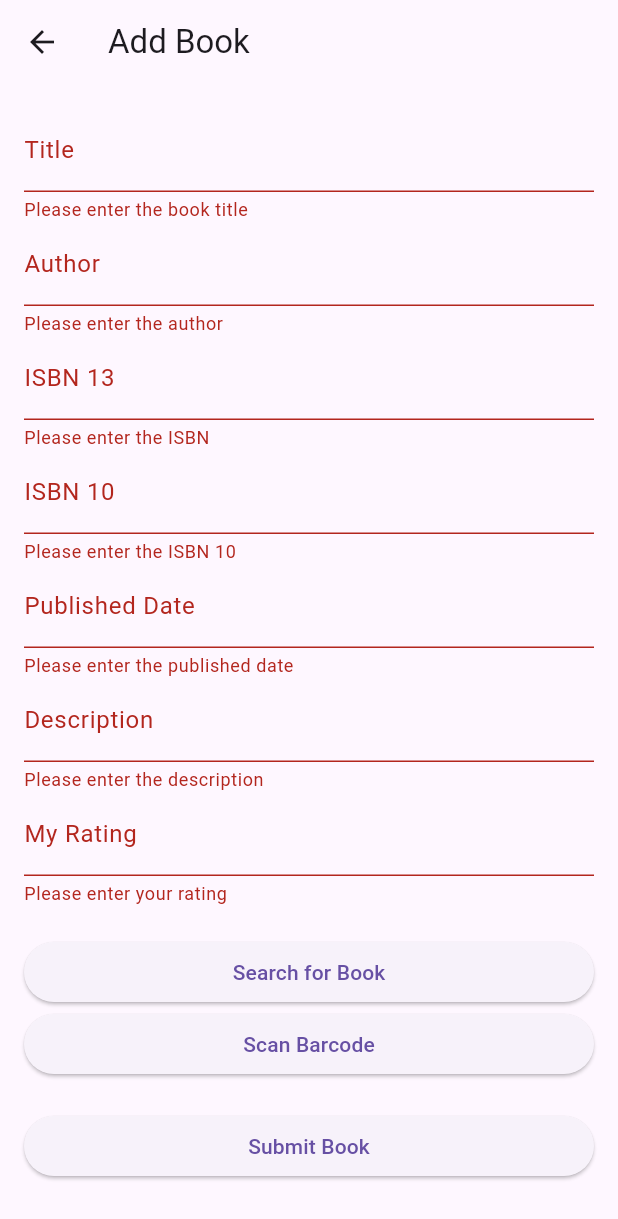
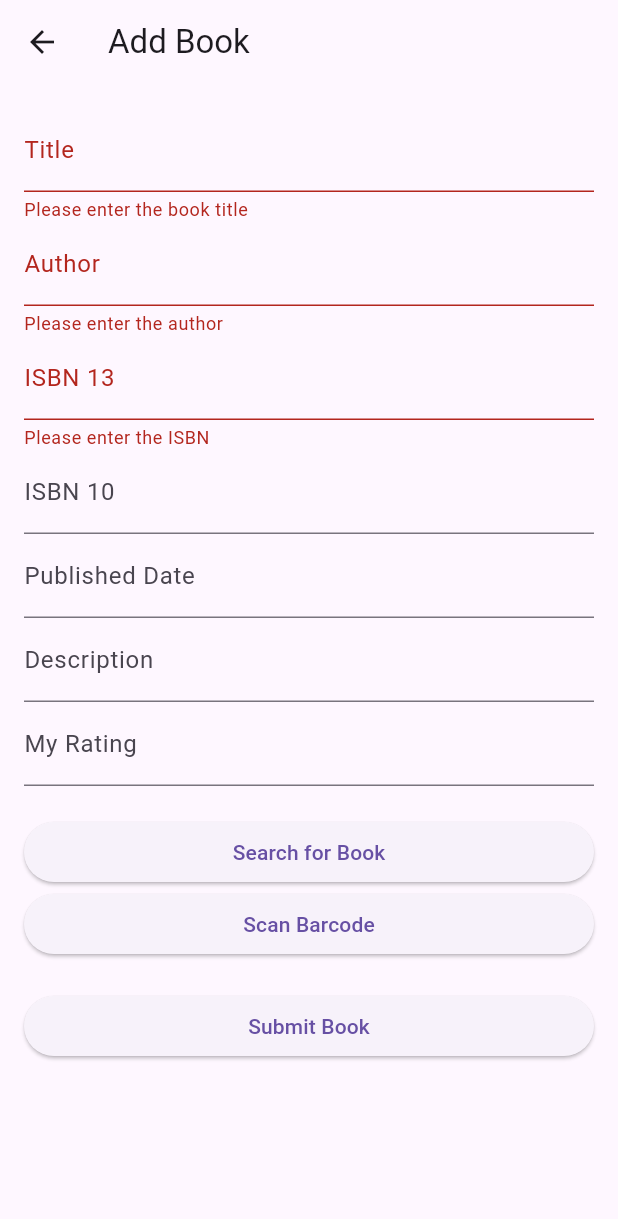
Before and after one commit to shnz99/flutter-library-app, a Flutter app: the AddBookScreen screen opened directly, after a tap on "Submit Book", on a phone screen of 412 x 824 dp. Shown: the top 1219 px of the screen. Run offline on Flutter 3.47's test engine with Material 3 defaults, Android fonts, the light colour scheme and no system bars; our stand-ins replace flutter_rating_bar, get_it, sqflite; missing offline and left inert: barcode_scan2; accounts and stored records are empty.

Commit message:
Fix the overflowing RenderFlex issue in `add_book_screen.dart` and `book_details_screen.dart` by wrapping the Column widget with a SingleChildScrollView.
* **add_book_screen.dart**
  - Wrap the Column widget with a SingleChildScrollView to prevent overflowing RenderFlex issue.
  - Add `isbn10` field to the form.
  - Add `myRating` field to the form and make it non-required.

* **book_details_screen.dart**
  - Wrap the Column widget with a SingleChildScrollView to prevent overflowing RenderFlex issue.
  - Display `averageRating` if available.

```diff
--- a/lib/screens/add_book_screen.dart
+++ b/lib/screens/add_book_screen.dart
@@ -128,6 +128,7 @@ class _AddBookScreenState extends State<AddBookScreen> {
       ),
       body: Padding(
         padding: const EdgeInsets.all(16.0),
+        child: SingleChildScrollView(
           child: Form(
             key: _formKey,
             child: Column(
@@ -165,42 +166,18 @@ class _AddBookScreenState extends State<AddBookScreen> {
                 TextFormField(
                   controller: _isbn10Controller,
                   decoration: InputDecoration(labelText: 'ISBN 10'),
-                validator: (value) {
-                  if (value?.isEmpty ?? true) {
-                    return 'Please enter the ISBN 10';
-                  }
-                  return null;
-                },
                 ),
                 TextFormField(
                   controller: _publishedDateController,
                   decoration: InputDecoration(labelText: 'Published Date'),
-                validator: (value) {
-                  if (value?.isEmpty ?? true) {
-                    return 'Please enter the published date';
-                  }
-                  return null;
-                },
                 ),
                 TextFormField(
                   controller: _descriptionController,
                   decoration: InputDecoration(labelText: 'Description'),
-                validator: (value) {
-                  if (value?.isEmpty ?? true) {
-                    return 'Please enter the description';
-                  }
-                  return null;
-                },
                 ),
                 TextFormField(
                   controller: _myRatingController,
                   decoration: InputDecoration(labelText: 'My Rating'),
-                validator: (value) {
-                  if (value?.isEmpty ?? true) {
-                    return 'Please enter your rating';
-                  }
-                  return null;
-                },
                 ),
                 SizedBox(height: 20),
                 Row(
@@ -238,6 +215,7 @@ class _AddBookScreenState extends State<AddBookScreen> {
             ),
           ),
         ),
+      ),
     );
   }
 }
--- a/lib/screens/book_details_screen.dart
+++ b/lib/screens/book_details_screen.dart
@@ -48,6 +48,7 @@ class BookDetailsScreen extends StatelessWidget {
       ),
       body: Padding(
         padding: const EdgeInsets.all(16.0),
+        child: SingleChildScrollView(
           child: Column(
             crossAxisAlignment: CrossAxisAlignment.start,
             children: <Widget>[
@@ -73,13 +74,11 @@ class BookDetailsScreen extends StatelessWidget {
                 ),
               SizedBox(height: 8.0),
               if (book.description != null)
-              SingleChildScrollView(
-                child: Padding(
+                Padding(
                   padding: const EdgeInsets.only(bottom: 16.0),
                   child: Text(
                     'Description: ${book.description}',
                     style: TextStyle(fontSize: 16),
-                  ),
                   ),
                 ),
               if (book.averageRating != null)
@@ -90,6 +89,7 @@ class BookDetailsScreen extends StatelessWidget {
             ],
           ),
         ),
+      ),
     );
   }
 }
```
Lines whose indentation alone changed are shown as unchanged.
